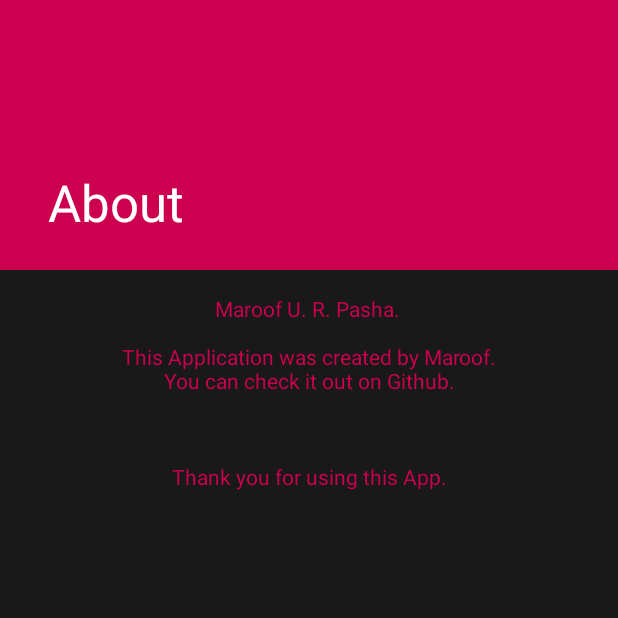
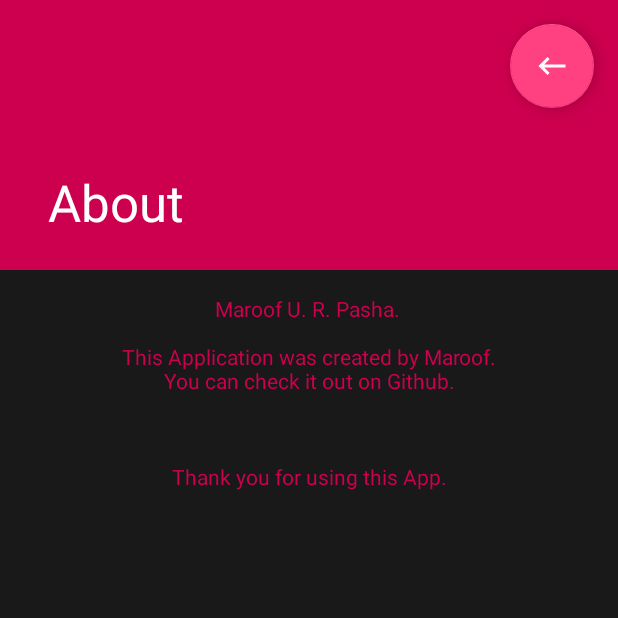
Before and after one commit to MaroofP/RemoteBell, an Android app: the AboutActivity screen opened directly, with no data from a screen before it, on a phone screen of 412 x 824 dp, the top half of it. Run offline under Robolectric (Android 15) with nearby library versions, the phone set to English and light mode, and no system bars.

Commit message:
Added Back Navigation Button

```diff
--- a/app/src/main/java/com/personal/maroof/remotedoorbell/MainScreenActivity.java
+++ b/app/src/main/java/com/personal/maroof/remotedoorbell/MainScreenActivity.java
@@ -52,6 +52,7 @@ public class MainScreenActivity extends AppCompatActivity {
             }
         });
 
+
     }
 
 
--- a/app/src/main/res/layout/activity_about.xml
+++ b/app/src/main/res/layout/activity_about.xml
@@ -36,6 +36,13 @@
     </android.support.design.widget.AppBarLayout>
 
     <include layout="@layout/content_about" />
-
+    <android.support.design.widget.FloatingActionButton
+        android:id="@+id/fab"
+        android:layout_width="wrap_content"
+        android:layout_height="wrap_content"
+        android:layout_gravity="top|right"
+        android:layout_margin="16dp"
+        android:src="@drawable/ic_keyboard_backspace_white_24dp"
+        app:layout_anchorGravity="right|start" />
 
 </android.support.design.widget.CoordinatorLayout>
--- a/app/src/main/res/values/styles.xml
+++ b/app/src/main/res/values/styles.xml
@@ -5,7 +5,7 @@
         <!-- Customize your theme here. -->
         <item name="colorPrimary">@color/colorPrimary</item>
         <item name="colorPrimaryDark">@color/colorPrimaryDark</item>
-        <item name="colorAccent">@android:color/holo_blue_dark</item>
+        <item name="colorAccent">@color/colorAccent</item>
         <item name="android:colorBackground">@color/background_material_dark</item>
     </style>
 
```
Also changed, not shown: app/src/main/java/com/personal/maroof/remotedoorbell/AboutActivity.java (+13 -1 lines), app/src/main/res/drawable-hdpi/ic_keyboard_backspace_white_24dp.png (added), app/src/main/res/drawable-mdpi/ic_keyboard_backspace_white_24dp.png (added), app/src/main/res/drawable-xhdpi/ic_keyboard_backspace_white_24dp.png (added), app/src/main/res/drawable-xxhdpi/ic_keyboard_backspace_white_24dp.png (added), app/src/main/res/drawable-xxxhdpi/ic_keyboard_backspace_white_24dp.png (added).
